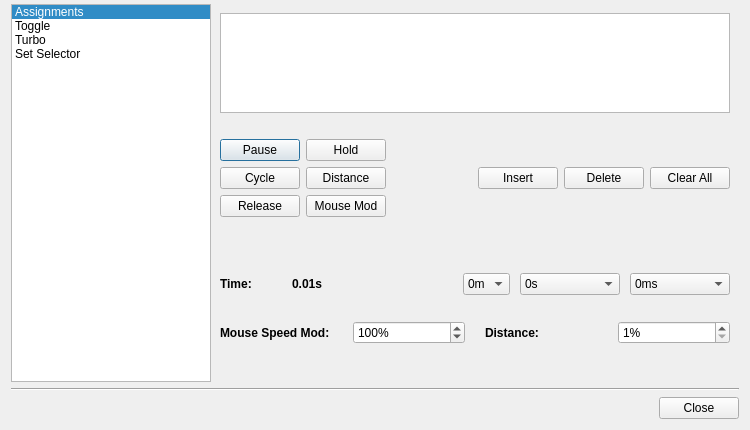
Above: src/advancebuttondialog.ui from AntiMicroX/antimicrox before the change. Below: the same form after it.
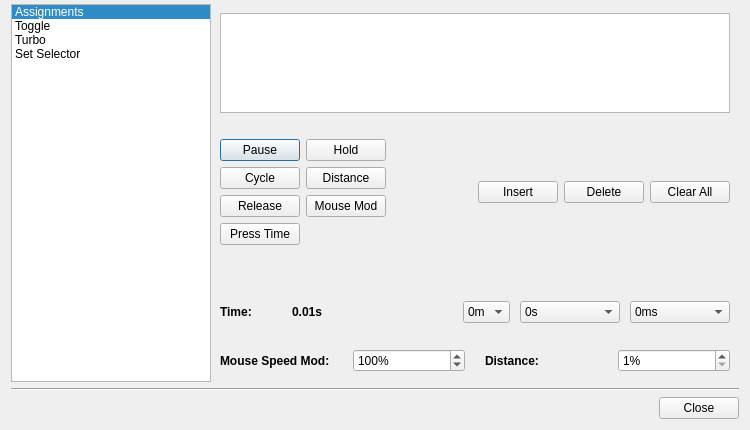
That is the form after the change. Icons and pictures are not drawn.

Commit message:
Initial introduction of a key press time slot.
The behavior of this slot type is not complete. Further
decisions about the behavior of the slot have to be decided
before being considered truly usable.

What changed in the file:
```diff
--- a/src/advancebuttondialog.ui
+++ b/src/advancebuttondialog.ui
@@ -246,6 +246,17 @@
                </property>
               </widget>
              </item>
+             <item row="3" column="0">
+              <widget class="QPushButton" name="pressTimePushButton">
+               <property name="toolTip">
+                <string>Specify the time that keys past this slot should be
+held down.</string>
+               </property>
+               <property name="text">
+                <string>Press Time</string>
+               </property>
+              </widget>
+             </item>
             </layout>
            </item>
            <item>
```
The commit also changes 6 other files.
